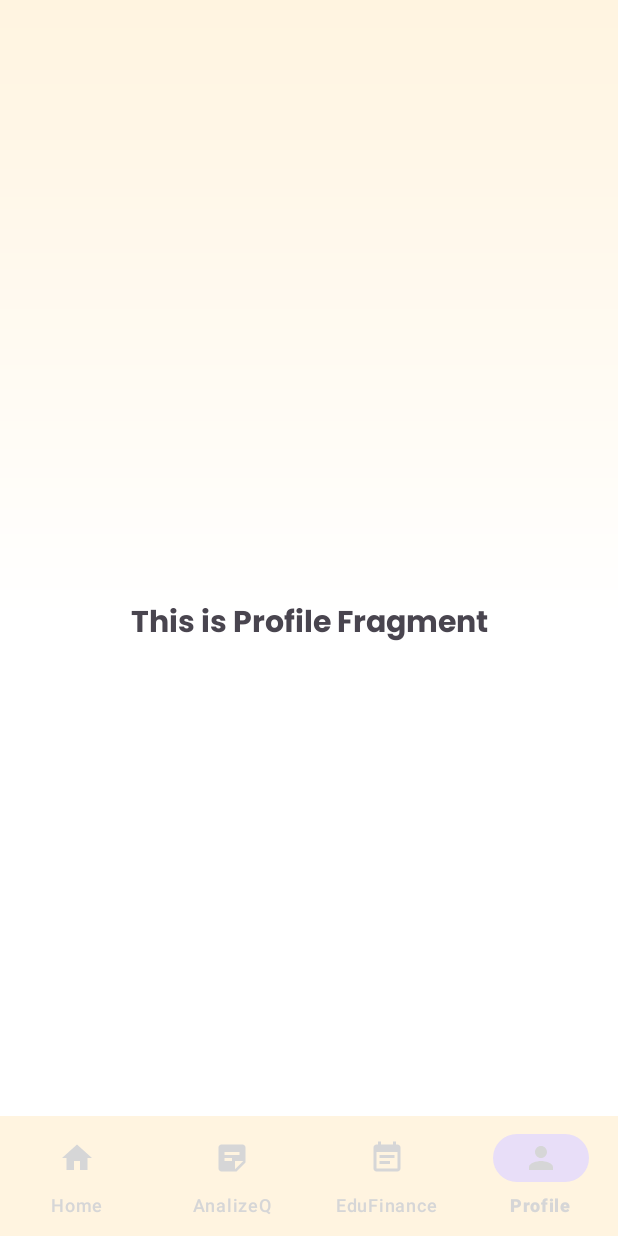
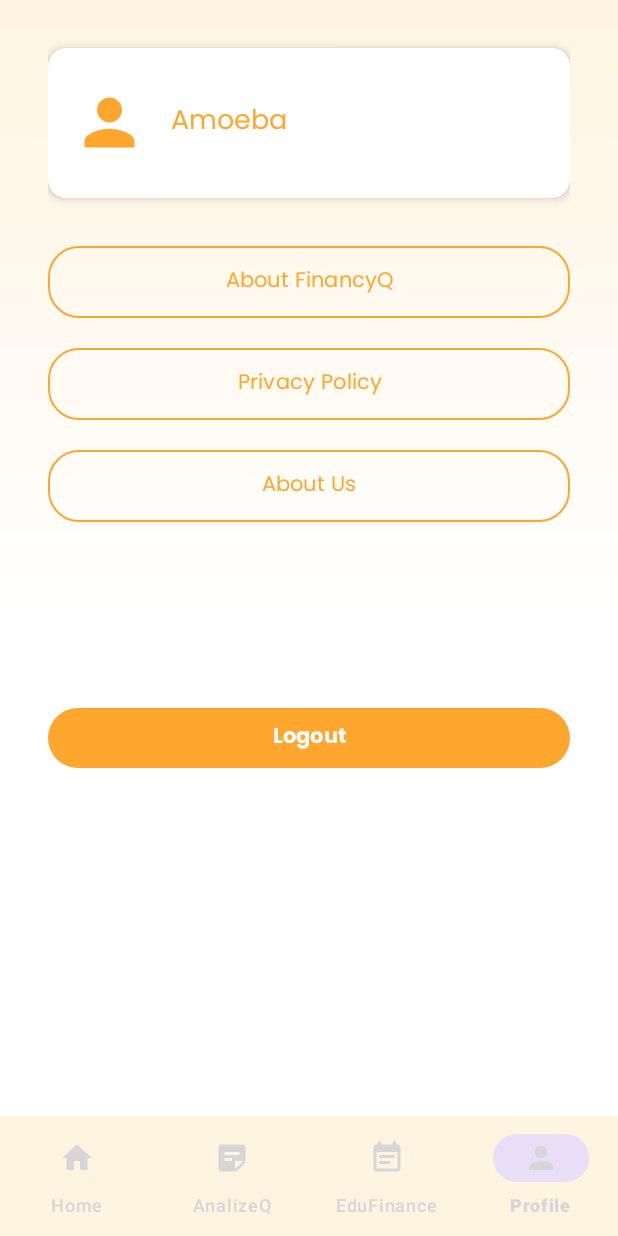
Before and after one commit to Mouthra/Bangkit-FinancyQ, an Android app: the ProfileFragment screen opened through its navigation route, on a phone screen of 412 x 824 dp. Run offline under Robolectric (Android 15) with nearby library versions, the phone set to English and light mode, and no system bars; our stand-ins replace navigation-ui.

```diff
--- a/app/build.gradle.kts
+++ b/app/build.gradle.kts
@@ -55,4 +55,7 @@ dependencies {
     androidTestImplementation(libs.androidx.junit)
     androidTestImplementation(libs.androidx.espresso.core)
 
+    implementation (libs.androidx.viewpager2)
+    implementation ("com.tbuonomo:dotsindicator:4.3")
+
 }
--- a/app/src/main/java/com/example/financyq/LoginActivity.kt
+++ b/app/src/main/java/com/example/financyq/LoginActivity.kt
@@ -2,7 +2,6 @@ package com.example.financyq
 
 import android.content.Intent
 import android.os.Bundle
-import androidx.activity.enableEdgeToEdge
 import androidx.appcompat.app.AppCompatActivity
 import com.example.financyq.databinding.ActivityLoginBinding
 
--- a/app/src/main/java/com/example/financyq/WelcomeActivity.kt
+++ b/app/src/main/java/com/example/financyq/WelcomeActivity.kt
@@ -1,3 +1,4 @@
+
 package com.example.financyq
 
 import android.content.Intent
--- a/app/src/main/java/com/example/financyq/ui/edufinance/EduFinanceFragment.kt
+++ b/app/src/main/java/com/example/financyq/ui/edufinance/EduFinanceFragment.kt
@@ -23,7 +23,7 @@ class EduFinanceFragment : Fragment() {
         savedInstanceState: Bundle?
     ): View {
         val eduFinanceViewModel =
-            ViewModelProvider(this).get(EduFinanceViewModel::class.java)
+            ViewModelProvider(this)[EduFinanceViewModel::class.java]
 
         _binding = FragmentEduFinanceBinding.inflate(inflater, container, false)
         val root: View = binding.root
--- a/app/src/main/java/com/example/financyq/ui/home/HomeFragment.kt
+++ b/app/src/main/java/com/example/financyq/ui/home/HomeFragment.kt
@@ -23,7 +23,7 @@ class HomeFragment : Fragment() {
         savedInstanceState: Bundle?
     ): View {
         val homeViewModel =
-            ViewModelProvider(this).get(HomeViewModel::class.java)
+            ViewModelProvider(this)[HomeViewModel::class.java]
 
         _binding = FragmentHomeBinding.inflate(inflater, container, false)
         val root: View = binding.root
--- a/app/src/main/java/com/example/financyq/ui/profile/ProfileFragment.kt
+++ b/app/src/main/java/com/example/financyq/ui/profile/ProfileFragment.kt
@@ -1,60 +1,57 @@
 package com.example.financyq.ui.profile
 
+import android.content.Intent
 import android.os.Bundle
 import androidx.fragment.app.Fragment
 import android.view.LayoutInflater
 import android.view.View
 import android.view.ViewGroup
-import com.example.financyq.R
+import com.example.financyq.WelcomeActivity
+import com.example.financyq.databinding.FragmentProfileBinding
+import com.example.financyq.ui.about.AboutFinancyQActivity
+import com.example.financyq.ui.policy.PrivacyPolicyActivity
+import com.example.financyq.ui.about.AboutUsActivity
 
-// TODO: Rename parameter arguments, choose names that match
-// the fragment initialization parameters, e.g. ARG_ITEM_NUMBER
-private const val ARG_PARAM1 = "param1"
-private const val ARG_PARAM2 = "param2"
+class ProfileFragment : Fragment() {
 
-/**
- * A simple [Fragment] subclass.
- * Use the [ProfileFragment.newInstance] factory method to
- * create an instance of this fragment.
- */
-class ProfileFragment : Fragment() {
-    // TODO: Rename and change types of parameters
-    private var param1: String? = null
-    private var param2: String? = null
-
-    override fun onCreate(savedInstanceState: Bundle?) {
-        super.onCreate(savedInstanceState)
-        arguments?.let {
-            param1 = it.getString(ARG_PARAM1)
-            param2 = it.getString(ARG_PARAM2)
-        }
-    }
+    private var _binding: FragmentProfileBinding? = null
+    private val binding get() = _binding!!
 
     override fun onCreateView(
         inflater: LayoutInflater, container: ViewGroup?,
         savedInstanceState: Bundle?
-    ): View? {
-        // Inflate the layout for this fragment
-        return inflater.inflate(R.layout.fragment_profile, container, false)
+    ): View {
+        _binding = FragmentProfileBinding.inflate(inflater, container, false)
+        return binding.root
     }
 
-    companion object {
-        /**
-         * Use this factory method to create a new instance of
-         * this fragment using the provided parameters.
-         *
-         * @param param1 Parameter 1.
-         * @param param2 Parameter 2.
-         * @return A new instance of fragment ProfileFragment.
-         */
-        // TODO: Rename and change types and number of parameters
-        @JvmStatic
-        fun newInstance(param1: String, param2: String) =
-            ProfileFragment().apply {
-                arguments = Bundle().apply {
-                    putString(ARG_PARAM1, param1)
-                    putString(ARG_PARAM2, param2)
-                }
-            }
+    override fun onViewCreated(view: View, savedInstanceState: Bundle?) {
+        super.onViewCreated(view, savedInstanceState)
+
+        setupAction()
+    }
+
+    private fun setupAction() {
+        binding.btnAboutFinancyq.setOnClickListener {
+            startActivity(Intent(requireContext(), AboutFinancyQActivity::class.java))
+        }
+
+        binding.btnPrivacyPolicy.setOnClickListener {
+            startActivity(Intent(requireContext(), PrivacyPolicyActivity::class.java))
+        }
+
+        binding.btnAboutUs.setOnClickListener {
+            startActivity(Intent(requireContext(), AboutUsActivity::class.java))
+        }
+
+        binding.btnLogout.setOnClickListener {
+            startActivity(Intent(requireContext(), WelcomeActivity::class.java))
+            requireActivity().finish()
+        }
+    }
+
+    override fun onDestroyView() {
+        super.onDestroyView()
+        _binding = null
     }
 }
--- /dev/null
+++ b/app/src/main/res/drawable/btn_transparent_with_border.xml
@@ -0,0 +1,26 @@
+<?xml version="1.0" encoding="utf-8"?>
+<selector xmlns:android="http://schemas.android.com/apk/res/android">
+
+    <!-- State pressed -->
+    <item android:state_pressed="true">
+        <shape android:shape="rectangle">
+            <solid android:color="@android:color/transparent" />
+            <stroke
+                android:width="2dp"
+                android:color="@color/orange" />
+            <corners android:radius="8dp" />
+        </shape>
+    </item>
+
+    <!-- Default state -->
+    <item>
+        <shape android:shape="rectangle">
+            <solid android:color="@android:color/transparent" />
+            <stroke
+                android:width="1dp"
+                android:color="@color/orange" />
+            <corners android:radius="20dp" />
+        </shape>
+    </item>
+
+</selector>
--- a/app/src/main/res/layout/activity_welcome.xml
+++ b/app/src/main/res/layout/activity_welcome.xml
@@ -1,3 +1,4 @@
+
 <androidx.constraintlayout.widget.ConstraintLayout
     xmlns:android="http://schemas.android.com/apk/res/android"
     xmlns:app="http://schemas.android.com/apk/res-auto"
--- a/app/src/main/res/layout/fragment_home.xml
+++ b/app/src/main/res/layout/fragment_home.xml
@@ -21,4 +21,6 @@
         app:layout_constraintEnd_toEndOf="parent"
         app:layout_constraintStart_toStartOf="parent"
         app:layout_constraintTop_toTopOf="parent" />
+
+
 </androidx.constraintlayout.widget.ConstraintLayout>
--- a/app/src/main/res/layout/fragment_profile.xml
+++ b/app/src/main/res/layout/fragment_profile.xml
@@ -1,27 +1,108 @@
 <?xml version="1.0" encoding="utf-8"?>
-<androidx.constraintlayout.widget.ConstraintLayout xmlns:android="http://schemas.android.com/apk/res/android"
+<ScrollView xmlns:android="http://schemas.android.com/apk/res/android"
     xmlns:app="http://schemas.android.com/apk/res-auto"
+    xmlns:tools="http://schemas.android.com/tools"
     android:layout_width="match_parent"
     android:layout_height="match_parent"
-    xmlns:tools="http://schemas.android.com/tools"
     android:background="@drawable/gradient_background"
-    tools:context=".ui.profile.ProfileFragment">
+    tools:context=".ui.profile.ProfileFragment"
+    android:paddingStart="32dp"
+    android:paddingEnd="32dp"
+    android:paddingBottom="70dp">
 
-    <TextView
-        android:id="@+id/text_profile"
+    <androidx.constraintlayout.widget.ConstraintLayout
         android:layout_width="match_parent"
-        android:layout_height="wrap_content"
-        android:layout_marginStart="8dp"
-        android:layout_marginTop="8dp"
-        android:layout_marginEnd="8dp"
-        android:textAlignment="center"
-        android:textSize="20sp"
-        android:text="This is Profile Fragment"
-        android:fontFamily="@font/poppins_bold"
-        app:layout_constraintBottom_toBottomOf="parent"
-        app:layout_constraintEnd_toEndOf="parent"
-        app:layout_constraintStart_toStartOf="parent"
-        app:layout_constraintTop_toTopOf="parent" />
+        android:layout_height="wrap_content">
 
+        <androidx.cardview.widget.CardView
+            android:id="@+id/cardView"
+            android:layout_width="0dp"
+            android:layout_height="100dp"
+            android:layout_marginTop="32dp"
+            app:layout_constraintTop_toTopOf="parent"
+            app:layout_constraintStart_toStartOf="parent"
+            app:layout_constraintEnd_toEndOf="parent"
+            app:cardCornerRadius="12dp"
+            app:cardElevation="4dp">
 
-</androidx.constraintlayout.widget.ConstraintLayout>
+            <LinearLayout
+                android:layout_width="match_parent"
+                android:layout_height="match_parent"
+                android:gravity="center_vertical"
+                android:orientation="horizontal"
+                android:padding="16dp">
+
+                <ImageView
+                    android:layout_width="50dp"
+                    android:layout_height="50dp"
+                    android:layout_marginEnd="16dp"
+                    android:src="@drawable/ic_baseline_person"
+                    app:tint="@color/orange" />
+
+                <TextView
+                    android:layout_width="0dp"
+                    android:layout_height="wrap_content"
+                    android:layout_weight="1"
+                    android:fontFamily="@font/poppins"
+                    android:gravity="center_vertical"
+                    android:text="Amoeba"
+                    android:textColor="@color/orange"
+                    android:textSize="18sp" />
+            </LinearLayout>
+        </androidx.cardview.widget.CardView>
+
+        <Button
+            android:id="@+id/btn_about_financyq"
+            android:layout_width="0dp"
+            android:layout_height="wrap_content"
+            android:layout_marginTop="32dp"
+            android:text="@string/about_financyq"
+            android:fontFamily="@font/poppins"
+            android:background="@drawable/btn_transparent_with_border"
+            android:textColor="@color/orange"
+            app:layout_constraintTop_toBottomOf="@+id/cardView"
+            app:layout_constraintStart_toStartOf="parent"
+            app:layout_constraintEnd_toEndOf="parent" />
+
+        <Button
+            android:id="@+id/btn_privacy_policy"
+            android:layout_width="0dp"
+            android:layout_height="wrap_content"
+            android:layout_marginTop="20dp"
+            android:text="@string/privacy_policy"
+            android:fontFamily="@font/poppins"
+            android:background="@drawable/btn_transparent_with_border"
+            android:textColor="@color/orange"
+            app:layout_constraintTop_toBottomOf="@+id/btn_about_financyq"
+            app:layout_constraintStart_toStartOf="parent"
+            app:layout_constraintEnd_toEndOf="parent" />
+
+        <Button
+            android:id="@+id/btn_about_us"
+            android:layout_width="0dp"
+            android:layout_height="wrap_content"
+            android:layout_marginTop="20dp"
+            android:text="@string/about_us"
+            android:fontFamily="@font/poppins"
+            android:background="@drawable/btn_transparent_with_border"
+            android:textColor="@color/orange"
+            app:layout_constraintTop_toBottomOf="@+id/btn_privacy_policy"
+            app:layout_constraintStart_toStartOf="parent"
+            app:layout_constraintEnd_toEndOf="parent" />
+
+        <Button
+            android:id="@+id/btn_logout"
+            android:layout_width="0dp"
+            android:layout_height="wrap_content"
+            android:layout_marginTop="120dp"
+            android:layout_marginBottom="20dp"
+            android:text="@string/logout"
+            android:fontFamily="@font/poppins_bold"
+            app:layout_constraintTop_toBottomOf="@+id/btn_about_us"
+            app:layout_constraintStart_toStartOf="parent"
+            app:layout_constraintEnd_toEndOf="parent"
+            app:layout_constraintBottom_toBottomOf="parent" />
+
+    </androidx.constraintlayout.widget.ConstraintLayout>
+
+</ScrollView>
--- a/app/src/main/res/values/strings.xml
+++ b/app/src/main/res/values/strings.xml
@@ -20,4 +20,14 @@
     <string name="title_analizeq">AnalizeQ</string>
     <string name="title_edufinance">EduFinance</string>
     <string name="team">Amoeba Present</string>
+    <string name="about_financyq">About FinancyQ</string>
+    <string name="privacy_policy">Privacy Policy</string>
+    <string name="about_us">About Us</string>
+    <string name="logout">Logout</string>
+
+    <string-array name="welcome_texts">
+        <item>Welcome to FinancyQ!</item>
+        <item>Empower yourself with our intuitive tools and educational resources designed to enhance your financial literacy. Transform your financial habits for a brighter future.</item>
+        <item>Start your journey with FinancyQ today!</item>
+    </string-array>
 </resources>
--- a/gradle/libs.versions.toml
+++ b/gradle/libs.versions.toml
@@ -13,9 +13,11 @@ lifecycleLivedataKtx = "2.8.0"
 lifecycleViewmodelKtx = "2.8.0"
 navigationFragmentKtx = "2.7.7"
 navigationUiKtx = "2.7.7"
+viewpager2 = "1.1.0"
 
 [libraries]
 androidx-core-ktx = { group = "androidx.core", name = "core-ktx", version.ref = "coreKtx" }
+androidx-viewpager2 = { module = "androidx.viewpager2:viewpager2", version.ref = "viewpager2" }
 junit = { group = "junit", name = "junit", version.ref = "junit" }
 androidx-junit = { group = "androidx.test.ext", name = "junit", version.ref = "junitVersion" }
 androidx-espresso-core = { group = "androidx.test.espresso", name = "espresso-core", version.ref = "espressoCore" }
```
Also changed, not shown: app/src/main/AndroidManifest.xml (+12 -3 lines), app/src/main/java/com/example/financyq/ui/about/AboutFinancyQActivity.kt (added, +21 -0 lines), app/src/main/java/com/example/financyq/ui/about/AboutUsActivity.kt (added, +21 -0 lines), app/src/main/java/com/example/financyq/ui/policy/PrivacyPolicyActivity.kt (added, +21 -0 lines), app/src/main/res/layout/activity_about_financy_qactivity.xml (added, +10 -0 lines), app/src/main/res/layout/activity_about_us.xml (added, +10 -0 lines), app/src/main/res/layout/activity_privacy_policy.xml (added, +10 -0 lines), app/src/main/res/layout/viewpager_item.xml (added, +21 -0 lines).
